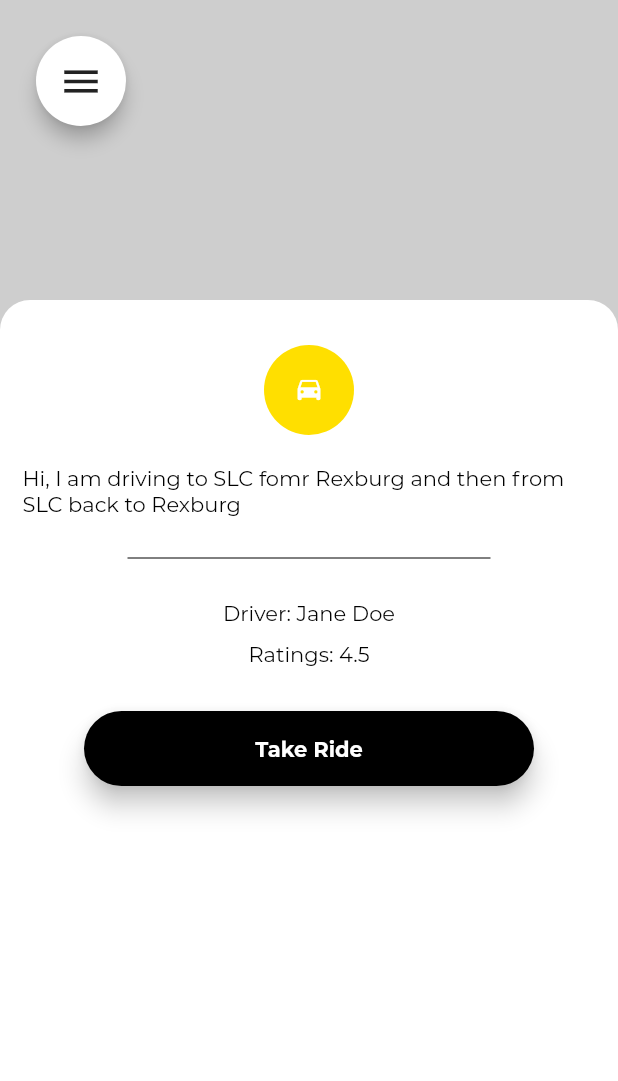
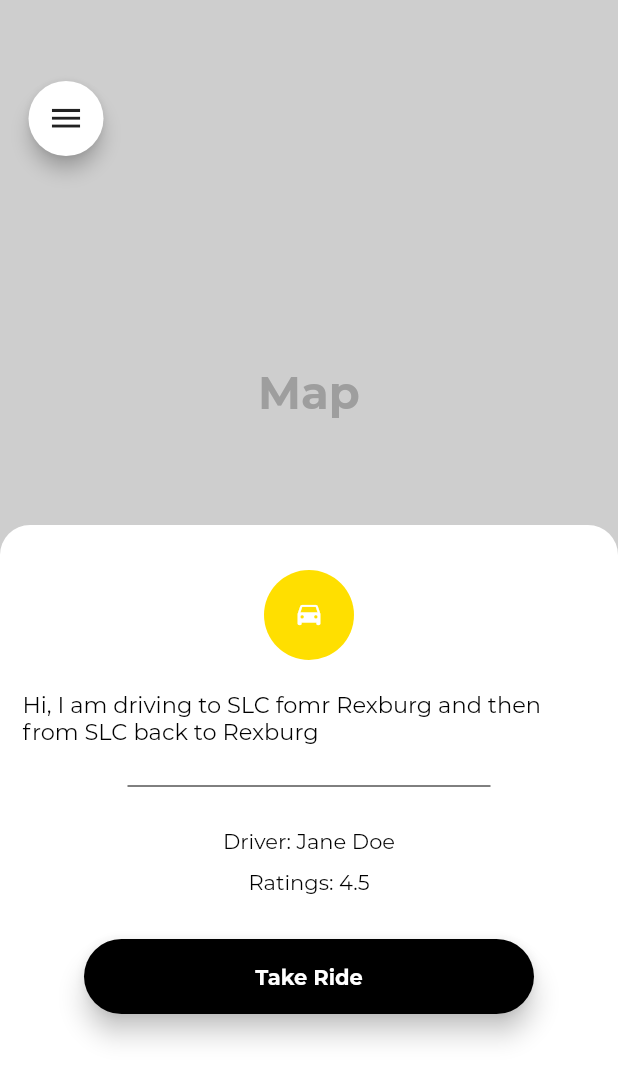
Before and after one commit to Divinoart/ride, a Flutter app: the Dashboard screen opened directly, after a tap on "Hi, I am driving to SLC from Rexburg and", on a phone screen of 412 x 824 dp. Shown: the top 1081 px of the screen. Run offline on Flutter 3.47's test engine with Material 2 defaults, Android fonts, the phone set to English and light mode, and no system bars; our stand-ins replace firebase_auth, firebase_core; accounts and stored records are empty; project files that could hold a hidden picture were left out.

Commit message:
Made changes via test run

```diff
--- a/lib/ui/home/dashboard.dart
+++ b/lib/ui/home/dashboard.dart
@@ -21,6 +21,7 @@ class _DashboardState extends State<Dashboard> {
         preferredSize: Size.fromHeight(150),
         child: Container(
           width: deviceSize.width,
+          padding: EdgeInsets.symmetric(horizontal: 15),
           height: Size.fromHeight(150).height,
           child: Row(
             mainAxisAlignment: MainAxisAlignment.spaceBetween,
@@ -33,12 +34,12 @@ class _DashboardState extends State<Dashboard> {
                 ),
                 clipBehavior: Clip.antiAlias,
                 child: SizedBox(
-                  height: 60,
-                  width: 60,
+                  height: 50,
+                  width: 50,
                   child: Center(
                       child: Icon(
                     Icons.menu_outlined,
-                    size: 30,
+                    size: 25,
                   )),
                 ),
               ),
@@ -46,7 +47,7 @@ class _DashboardState extends State<Dashboard> {
                 children: [
                   Icon(
                     Icons.notifications_outlined,
-                    size: 25,
+                    size: 20,
                   ),
                   SizedBox(
                     width: 20,
@@ -72,7 +73,7 @@ class _DashboardState extends State<Dashboard> {
         child: Stack(
           children: [
             ListView.builder(
-                itemCount: 5,
+                itemCount: 7,
                 itemBuilder: (BuildContext context, int positon) {
                   return GestureDetector(
                       onTap: () {
@@ -84,7 +85,11 @@ class _DashboardState extends State<Dashboard> {
                       },
                       child: DriveRequestItem());
                 }),
-            GestureDetector(
+            Positioned(
+              bottom: 30,
+              left: 120,
+              right: 120,
+              child: GestureDetector(
               onTap: () {
                 Navigator.push(
                   context,
@@ -93,7 +98,7 @@ class _DashboardState extends State<Dashboard> {
               },
               child: Container(
                   height: 50.0,
-                  width: 300,
+                  width: 100,
                   child: Material(
                       borderRadius: BorderRadius.circular(25.0),
                       shadowColor: Colors.black,
@@ -105,6 +110,7 @@ class _DashboardState extends State<Dashboard> {
                                   color: Colors.white,
                                   fontWeight: FontWeight.bold,
                                   fontFamily: 'Montserrat'))))),
+              )
             ),
           ],
         ),
--- a/lib/ui/itemviews/drive_request_item.dart
+++ b/lib/ui/itemviews/drive_request_item.dart
@@ -9,27 +9,31 @@ class DriveRequestItem extends StatelessWidget {
     final Size deviceSize = MediaQuery.of(context).size;
 
     return Card(
-      elevation: 10,
+      elevation: 7,
+      margin: EdgeInsets.symmetric(horizontal: 10, vertical: 10),
       shape: RoundedRectangleBorder(
-        borderRadius: BorderRadius.circular(30)
+        borderRadius: BorderRadius.circular(15)
       ),
       child: Container(
         width: deviceSize.width,
         height: 100,
         child: Row(
-          mainAxisAlignment: MainAxisAlignment.spaceBetween,
+          mainAxisAlignment: MainAxisAlignment.center,
           children: [
             CircleAvatar(
-              radius: 30,
+              radius: 36,
               backgroundColor: Color(0xffFFDF00),
               child: Icon(
                 Icons.drive_eta,
                 color: Colors.white,
-                size: 20,
+                size: 25,
               ),
             ),
             SizedBox(
-              width: deviceSize.width - 200,
+              width: 10
+            ),
+            SizedBox(
+              width: deviceSize.width - 150,
               child: Text('Hi, I am driving to SLC from Rexburg and then from SLC back to Rexburg',
                 maxLines: 4,
                 style: TextStyle(
--- a/lib/ui/ride/post_ride_screen.dart
+++ b/lib/ui/ride/post_ride_screen.dart
@@ -34,12 +34,12 @@ class _PostRideScreenState extends State<PostRideScreen> {
                     ),
                     clipBehavior: Clip.antiAlias,
                     child: SizedBox(
-                      height: 60,
-                      width: 60,
+                      height: 50,
+                      width: 50,
                       child: Center(
                           child: Icon(
                         Icons.menu_outlined,
-                        size: 30,
+                        size: 25,
                       )),
                     ),
                   ),
@@ -74,7 +74,8 @@ class _PostRideScreenState extends State<PostRideScreen> {
                     fontSize: 15,
                     fontFamily: 'Montserrat'),
                 decoration: InputDecoration(
-                  fillColor: Colors.grey.withOpacity(0.2),
+                  fillColor: Colors.blueGrey.withOpacity(0.1),
+                  filled: true,
                   hintText: 'Other suggestions(optional)',
                   hintStyle: TextStyle(
                       color: Colors.grey,
@@ -200,31 +201,21 @@ class _PostRideScreenState extends State<PostRideScreen> {
                   onTap: () {},
                   child: Container(
                       height: 50.0,
-                  width: 300,
+                      width: 200,
                       child: Material(
-                      borderRadius: BorderRadius.circular(25.0),
                           shadowColor: Colors.black,
                           color: Colors.white,
                           shape: RoundedRectangleBorder(
                               borderRadius: BorderRadius.circular(25.0),
                               side: BorderSide(
                                 color: Colors.black,
-
-                        )
-                      ),
-                      elevation: 7.0,
+                              )),
                           child: Center(
                               child: Text('Choose Time',
                                   style: TextStyle(
                                       color: Colors.black,
                                       fontWeight: FontWeight.bold,
-                                fontFamily: 'Montserrat'
-                              )
-                            )
-                          )
-                        )
-                      )
-                    ),
+                                      fontFamily: 'Montserrat')))))),
               SizedBox(
                 height: 70,
               ),
@@ -247,7 +238,6 @@ class _PostRideScreenState extends State<PostRideScreen> {
               SizedBox(
                 height: 70,
               ),
-
             ],
           ),
         ),
--- a/lib/ui/ride/ride_details_screen.dart
+++ b/lib/ui/ride/ride_details_screen.dart
@@ -33,7 +33,10 @@ class _RideDetailsScreenState extends State<RideDetailsScreen> {
               ),
             ),
             Padding(
-              padding: const EdgeInsets.all(20.0),
+              padding: const EdgeInsets.only(
+                top: 50,
+                left: 15
+              ),
               child: Card(
                     elevation: 5,
                     shape: RoundedRectangleBorder(
@@ -41,12 +44,12 @@ class _RideDetailsScreenState extends State<RideDetailsScreen> {
                     ),
                     clipBehavior: Clip.antiAlias,
                     child: SizedBox(
-                  height: 60,
-                  width: 60,
+                      height: 50,
+                      width: 50,
                       child: Center(
                           child: Icon(
                         Icons.menu_outlined,
-                    size: 30,
+                        size: 25,
                       )),
                     ),
                   ),
@@ -54,7 +57,7 @@ class _RideDetailsScreenState extends State<RideDetailsScreen> {
             Align(
               alignment: Alignment.bottomCenter,
               child: Container(
-                height: deviceSize.height - 200,
+                height: deviceSize.height - 350,
                 width: deviceSize.width,
                 padding: EdgeInsets.only(left: 15, right: 15, top: 30),
                 decoration: BoxDecoration(
@@ -63,6 +66,7 @@ class _RideDetailsScreenState extends State<RideDetailsScreen> {
                       topLeft: Radius.circular(20),
                       topRight: Radius.circular(20)),
                 ),
+                child: SingleChildScrollView(
                   child: Column(children: [
                     CircleAvatar(
                       radius: 30,
@@ -80,7 +84,7 @@ class _RideDetailsScreenState extends State<RideDetailsScreen> {
                         'Hi, I am driving to SLC fomr Rexburg and then from SLC back to Rexburg',
                         maxLines: 4,
                         style: TextStyle(
-                          color: Colors.black, fontFamily: 'Montserrat')),
+                            color: Colors.black, fontFamily: 'Montserrat', fontSize: 15)),
                     Padding(
                       padding: const EdgeInsets.symmetric(
                           horizontal: 70, vertical: 20),
@@ -123,6 +127,7 @@ class _RideDetailsScreenState extends State<RideDetailsScreen> {
                     ),
                   ]),
                 ),
+              ),
             )
           ],
         ),
```
Lines whose indentation alone changed are shown as unchanged.
